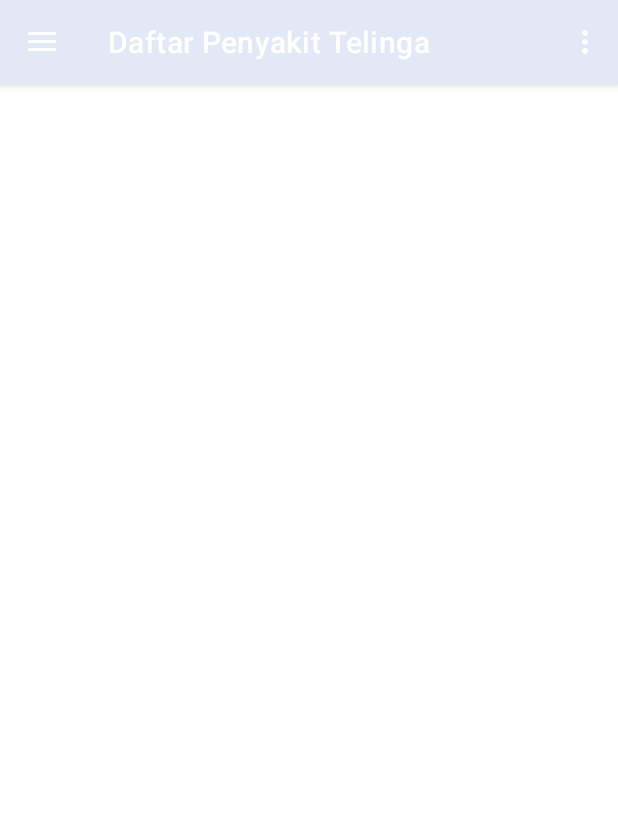
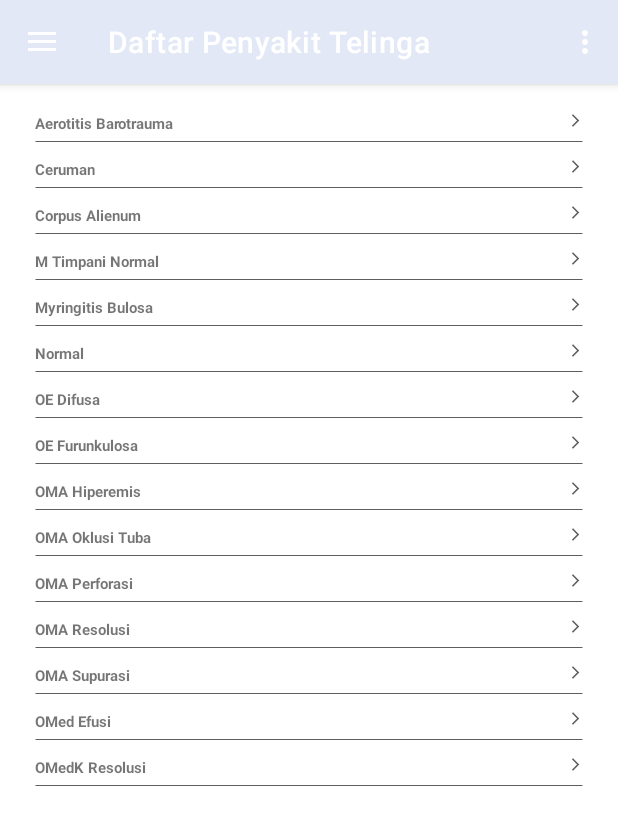
Before and after one commit to Sharah8808/Thesis-EDS, an Android app: the screen it shows after launch once a user with an empty profile is signed in (MainActivity), in the side drawer, after a tap on "Daftar Penyakit Telinga", on a phone screen of 412 x 824 dp. Shown: the top 825 px of the screen. Run offline under Robolectric (Android 15) with nearby library versions, the phone set to English and light mode, and no system bars; our stand-ins replace CircleImageView, Firebase (no records; nobody signed in at launch, a user with empty details on screens opened directly), navigation-ui.

Commit message:
homefragment and diseasefragment update

```diff
--- /dev/null
+++ b/app/src/main/java/com/thesis/eds/adapters/DiseaseListAdapter.kt
@@ -0,0 +1,31 @@
+package com.thesis.eds.adapters
+
+import android.view.LayoutInflater
+import android.view.ViewGroup
+import androidx.recyclerview.widget.RecyclerView
+import com.thesis.eds.data.DiseaseList
+import com.thesis.eds.databinding.ListDiseaseListBinding
+
+class DiseaseListAdapter(private val listDisease: ArrayList<DiseaseList>) : RecyclerView.Adapter<DiseaseListAdapter.RVViewHolder>() {
+
+    inner class RVViewHolder(private val binding: ListDiseaseListBinding) : RecyclerView.ViewHolder(binding.root){
+        fun bind(disList: DiseaseList) {
+            binding.textDiseaseListTitle.text = disList.name_disease_list
+        }
+    }
+
+    override fun onCreateViewHolder(parent: ViewGroup, viewType: Int): RVViewHolder =
+        RVViewHolder(ListDiseaseListBinding.inflate(LayoutInflater.from(parent.context), parent, false))
+
+    override fun onBindViewHolder(holder: RVViewHolder, position: Int) = holder.bind(listDisease[position])
+
+    override fun getItemCount(): Int = listDisease.size
+
+    fun setRVDataList(items: List<DiseaseList>) {
+        listDisease.clear()
+        listDisease.addAll(items)
+//        notifyDataSetChanged()
+    }
+
+
+}
--- a/app/src/main/java/com/thesis/eds/adapters/HomeHistoryAdapter.kt
+++ b/app/src/main/java/com/thesis/eds/adapters/HomeHistoryAdapter.kt
@@ -6,33 +6,30 @@ import android.view.ViewGroup
 import android.widget.ImageView
 import android.widget.TextView
 import androidx.recyclerview.widget.RecyclerView
+import com.bumptech.glide.Glide
+import com.bumptech.glide.request.RequestOptions
 import com.thesis.eds.R
 import com.thesis.eds.data.History
 import com.thesis.eds.databinding.ListHistoryBinding
 
-class HomeHistoryAdapter(private val listHistory: ArrayList<History>) : RecyclerView.Adapter<HomeHistoryAdapter.ListViewHolder>() {
+class HomeHistoryAdapter(private val listHistory: ArrayList<History>) : RecyclerView.Adapter<HomeHistoryAdapter.RVViewHolder>() {
 
-//    private val binding : ListHistoryBinding = null
-
-    class ListViewHolder(itemView: View) : RecyclerView.ViewHolder(itemView) {
-        val imgPhoto: ImageView = itemView.findViewById(R.id.img_history_png)
-        val tvTitle: TextView = itemView.findViewById(R.id.text_history_title)
-        val tvResult: TextView = itemView.findViewById(R.id.text_history_diagResult)
-        val tvDate: TextView = itemView.findViewById(R.id.text_history_date)
+    inner class RVViewHolder(private val binding: ListHistoryBinding) : RecyclerView.ViewHolder(binding.root){
+        fun bind(history: History) {
+            binding.textHistoryTitle.text = history.name_history
+            binding.textHistoryDiagResult.text = history.result_history
+            binding.textHistoryDate.text = history.date_history
+            Glide.with(itemView.context)
+                .load(history.image_history)
+                .apply(RequestOptions().override(50, 50))
+                .into(binding.imgHistoryPng)
+        }
     }
 
-    override fun onCreateViewHolder(parent: ViewGroup, viewType: Int): ListViewHolder {
-        val view: View = LayoutInflater.from(parent.context).inflate(R.layout.list_history, parent, false)
-        return ListViewHolder(view)
-    }
+    override fun onCreateViewHolder(parent: ViewGroup, viewType: Int): RVViewHolder =
+        RVViewHolder(ListHistoryBinding.inflate(LayoutInflater.from(parent.context), parent, false))
 
-    override fun onBindViewHolder(holder: ListViewHolder, position: Int) {
-        val (img, title, result, date) = listHistory[position]
-        holder.imgPhoto.setImageResource(img!!)
-        holder.tvTitle.text = title
-        holder.tvResult.text = result
-        holder.tvDate.text = date
-    }
+    override fun onBindViewHolder(holder: RVViewHolder, position: Int) = holder.bind(listHistory[position])
 
     override fun getItemCount(): Int = listHistory.size
 
--- /dev/null
+++ b/app/src/main/java/com/thesis/eds/data/DiseaseList.kt
@@ -0,0 +1,9 @@
+package com.thesis.eds.data
+
+import android.os.Parcelable
+import kotlinx.parcelize.Parcelize
+
+@Parcelize
+data class DiseaseList (
+    val name_disease_list : String?
+) : Parcelable
--- a/app/src/main/java/com/thesis/eds/ui/fragments/DiseaseListFragment.kt
+++ b/app/src/main/java/com/thesis/eds/ui/fragments/DiseaseListFragment.kt
@@ -8,11 +8,15 @@ import android.view.View
 import android.view.ViewGroup
 import android.widget.Toast
 import androidx.lifecycle.ViewModelProvider
+import androidx.recyclerview.widget.LinearLayoutManager
 import com.thesis.eds.R
+import com.thesis.eds.adapters.DiseaseListAdapter
+import com.thesis.eds.data.DiseaseList
 import com.thesis.eds.databinding.FragmentDiseaseListBinding
 import com.thesis.eds.ui.viewModels.DiseaseListViewModel
 import com.thesis.eds.interfaces.ActionBarTitleSetter
 import com.thesis.eds.interfaces.MenuItemHighlighter
+import com.thesis.eds.ui.viewModels.HomeViewModel
 
 class DiseaseListFragment : Fragment() {
     private var _binding: FragmentDiseaseListBinding? = null
@@ -20,23 +24,34 @@ class DiseaseListFragment : Fragment() {
     // This property is only valid between onCreateView and
     // onDestroyView.
     private val binding get() = _binding!!
+    private lateinit var viewModel : DiseaseListViewModel
+
+    private val listDisease = ArrayList<DiseaseList>()
 
     override fun onCreateView(
         inflater: LayoutInflater,
         container: ViewGroup?,
         savedInstanceState: Bundle?
     ): View {
-        val diseaseListViewModel =
-            ViewModelProvider(this).get(DiseaseListViewModel::class.java)
-
         _binding = FragmentDiseaseListBinding.inflate(inflater, container, false)
         val root: View = binding.root
 
-//        val textView: TextView = binding.textDiseaseList
-//        diseaseListViewModel.text.observe(viewLifecycleOwner) {
-//            textView.text = it
-//        }
         return root
+    }
+
+    override fun onViewCreated(view: View, savedInstanceState: Bundle?) {
+        super.onViewCreated(view, savedInstanceState)
+        viewModel = ViewModelProvider(this, ViewModelProvider.NewInstanceFactory())[DiseaseListViewModel::class.java]
+        val diseaseListEntity = viewModel.getDiseaseList()
+
+        val rvDiseaseListAdapter = DiseaseListAdapter(listDisease)
+        rvDiseaseListAdapter.setRVDataList(diseaseListEntity)
+
+        with(binding.recyclerviewDiseaseList){
+            layoutManager = LinearLayoutManager(context)
+            setHasFixedSize(true)
+            adapter = rvDiseaseListAdapter
+        }
     }
 
     override fun onDestroyView() {
--- a/app/src/main/java/com/thesis/eds/ui/fragments/HistoryFragment.kt
+++ b/app/src/main/java/com/thesis/eds/ui/fragments/HistoryFragment.kt
@@ -10,6 +10,7 @@ import androidx.fragment.app.Fragment
 import androidx.lifecycle.ViewModelProvider
 import androidx.navigation.fragment.findNavController
 import androidx.recyclerview.widget.GridLayoutManager
+import androidx.recyclerview.widget.LinearLayoutManager
 import androidx.recyclerview.widget.RecyclerView
 import com.thesis.eds.R
 import com.thesis.eds.adapters.HistoryAdapter
@@ -55,7 +56,7 @@ class HistoryFragment : Fragment(), RecyclerViewClickListener {
 //        rvHistory = binding.recyclerviewHistory
 //        rvHistory.setHasFixedSize(true)
         with(binding.recyclerviewHistory) {
-            layoutManager = GridLayoutManager(context, 2)
+            layoutManager = LinearLayoutManager(context)
             setHasFixedSize(true)
             adapter = rvHistoryAdapter
         }
--- a/app/src/main/java/com/thesis/eds/ui/fragments/HomeFragment.kt
+++ b/app/src/main/java/com/thesis/eds/ui/fragments/HomeFragment.kt
@@ -1,6 +1,5 @@
 package com.thesis.eds.ui.fragments
 
-//import com.thesis.trialnavdrawer.MainActivity.ActionBarTitleSetter
 import android.annotation.SuppressLint
 import android.os.Bundle
 import android.view.LayoutInflater
@@ -11,21 +10,19 @@ import android.widget.TextView
 import android.widget.Toast
 import androidx.fragment.app.Fragment
 import androidx.lifecycle.ViewModelProvider
-import androidx.navigation.NavHostController
-import androidx.navigation.findNavController
 import androidx.navigation.fragment.findNavController
 import androidx.recyclerview.widget.LinearLayoutManager
 import androidx.recyclerview.widget.RecyclerView
-import com.thesis.eds.MainActivity
 import com.thesis.eds.R
-import com.thesis.eds.adapters.HistoryAdapter
+import com.thesis.eds.adapters.DiseaseListAdapter
 import com.thesis.eds.adapters.HomeHistoryAdapter
+import com.thesis.eds.data.DiseaseList
 import com.thesis.eds.data.History
 import com.thesis.eds.databinding.FragmentHomeBinding
-import com.thesis.eds.ui.viewModels.HistoryViewModel
 import com.thesis.eds.ui.viewModels.HomeViewModel
 import java.text.SimpleDateFormat
 import java.util.*
+import kotlin.collections.ArrayList
 
 class HomeFragment : Fragment(), View.OnClickListener {
 
@@ -33,7 +30,8 @@ class HomeFragment : Fragment(), View.OnClickListener {
     private val binding get() = _binding!!
     private lateinit var viewModel : HomeViewModel
     private lateinit var rvHistory : RecyclerView
-    private val list = ArrayList<History>()
+    private val listHistory = ArrayList<History>()
+    private val listDisease = ArrayList<DiseaseList>()
 
     override fun onCreateView(
         inflater: LayoutInflater,
@@ -61,15 +59,23 @@ class HomeFragment : Fragment(), View.OnClickListener {
 
             viewModel = ViewModelProvider(this, ViewModelProvider.NewInstanceFactory())[HomeViewModel::class.java]
             val historyEntity = viewModel.getHistoryList()
+            val diseaseListEntity = viewModel.getDiseaseList()
 
-            val rvhistoryAdapter = HomeHistoryAdapter(list)
+            val rvhistoryAdapter = HomeHistoryAdapter(listHistory)
+            val rvDiseaseListAdapter = DiseaseListAdapter(listDisease)
             rvhistoryAdapter.setRVDataList(historyEntity)
+            rvDiseaseListAdapter.setRVDataList(diseaseListEntity)
 
             with(binding.homeScrollHistory){
                 layoutManager = LinearLayoutManager(context)
                 setHasFixedSize(true)
-//                val listHeroAdapter = ListHeroAdapter(list)
                 adapter = rvhistoryAdapter
+            }
+
+            with(binding.homeScrollDiseaseList){
+                layoutManager = LinearLayoutManager(context)
+                setHasFixedSize(true)
+                adapter = rvDiseaseListAdapter
             }
 
         }
--- a/app/src/main/java/com/thesis/eds/ui/viewModels/DiseaseListViewModel.kt
+++ b/app/src/main/java/com/thesis/eds/ui/viewModels/DiseaseListViewModel.kt
@@ -1,10 +1,9 @@
 package com.thesis.eds.ui.viewModels
 
 import androidx.lifecycle.ViewModel
+import com.thesis.eds.data.DiseaseList
+import com.thesis.eds.utils.Dummy
 
 class DiseaseListViewModel : ViewModel() {
-//    private val _text = MutableLiveData<String>().apply {
-//        value = "This is disease list Fragment"
-//    }
-//    val text: LiveData<String> = _text
+    fun getDiseaseList(): List<DiseaseList> = Dummy.getDummyDiseaseList()
 }
--- a/app/src/main/java/com/thesis/eds/ui/viewModels/HomeViewModel.kt
+++ b/app/src/main/java/com/thesis/eds/ui/viewModels/HomeViewModel.kt
@@ -1,10 +1,13 @@
 package com.thesis.eds.ui.viewModels
 
 import androidx.lifecycle.ViewModel
+import com.thesis.eds.data.DiseaseList
 import com.thesis.eds.data.History
 import com.thesis.eds.utils.Dummy
 
 class HomeViewModel : ViewModel() {
 
     fun getHistoryList():List<History> = Dummy.getDummyHistory()
+
+    fun getDiseaseList(): List<DiseaseList> = Dummy.getDummyDiseaseList()
 }
--- a/app/src/main/java/com/thesis/eds/utils/Dummy.kt
+++ b/app/src/main/java/com/thesis/eds/utils/Dummy.kt
@@ -1,6 +1,7 @@
 package com.thesis.eds.utils
 
 import com.thesis.eds.R
+import com.thesis.eds.data.DiseaseList
 import com.thesis.eds.data.History
 
 object Dummy {
@@ -147,4 +148,55 @@ object Dummy {
         return listHistory
     }
 
+    fun getDummyDiseaseList(): List<DiseaseList> {
+        val listDisease = ArrayList<DiseaseList>()
+
+        listDisease.add(
+            DiseaseList("Aerotitis Barotrauma" )
+        )
+        listDisease.add(
+            DiseaseList("Ceruman" )
+        )
+        listDisease.add(
+            DiseaseList("Corpus Alienum" )
+        )
+        listDisease.add(
+            DiseaseList("M Timpani Normal" )
+        )
+        listDisease.add(
+            DiseaseList("Myringitis Bulosa" )
+        )
+        listDisease.add(
+            DiseaseList("Normal" )
+        )
+        listDisease.add(
+            DiseaseList("OE Difusa" )
+        )
+        listDisease.add(
+            DiseaseList("OE Furunkulosa" )
+        )
+        listDisease.add(
+            DiseaseList("OMA Hiperemis" )
+        )
+        listDisease.add(
+            DiseaseList("OMA Oklusi Tuba" )
+        )
+        listDisease.add(
+            DiseaseList("OMA Perforasi" )
+        )
+        listDisease.add(
+            DiseaseList("OMA Resolusi" )
+        )
+        listDisease.add(
+            DiseaseList("OMA Supurasi" )
+        )
+        listDisease.add(
+            DiseaseList("OMed Efusi" )
+        )
+        listDisease.add(
+            DiseaseList("OMedK Resolusi" )
+        )
+
+        return listDisease
+    }
 }
--- a/app/src/main/res/layout/fragment_home.xml
+++ b/app/src/main/res/layout/fragment_home.xml
@@ -104,7 +104,6 @@
 
                 <androidx.recyclerview.widget.RecyclerView
                     android:id="@+id/home_scroll_history"
-                    layout="@layout/home_history"
                     android:layout_width="372dp"
                     android:layout_height="140dp"
                     android:layout_marginTop="5dp"
@@ -139,9 +138,9 @@
                     android:clickable="true"
                     android:focusable="true" />
 
-                <include
+                <androidx.recyclerview.widget.RecyclerView
                     android:id="@+id/home_scroll_disease_list"
-                    layout="@layout/home_disease_list"
+                    tools:listitem="@layout/list_disease_list"
                     android:layout_width="372dp"
                     android:layout_height="140dp"
                     android:layout_marginTop="5dp"
@@ -150,6 +149,7 @@
                     app:layout_constraintStart_toStartOf="parent"
                     app:layout_constraintEnd_toEndOf="parent"
                     app:layout_constraintBottom_toBottomOf="parent"
+                    android:background="@drawable/shape_border"
                     />
 
 
--- a/app/src/main/res/values/strings.xml
+++ b/app/src/main/res/values/strings.xml
@@ -50,7 +50,7 @@
         <item>Evan</item>
     </string-array>
 
-    <string-array name="history_result_temp">
+    <string-array name="name_disease_list">
         <item>Aerotitis Barotrauma</item>
         <item>Ceruman</item>
         <item>Corpus Alienum</item>
```
